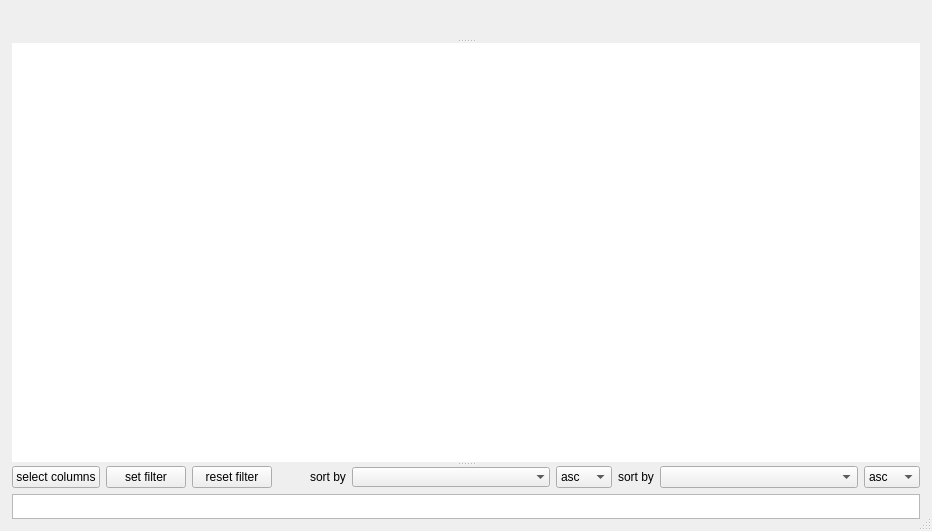
Old version of the form emzed/core/explorers/sqlite3_table_explorer.ui in the repository uweschmitt/emzed2.
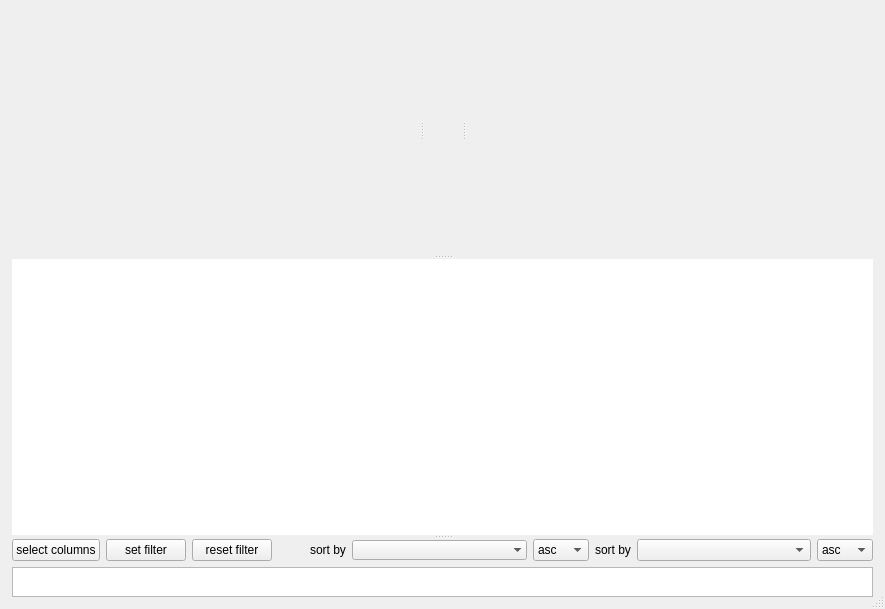
New version of the form. Custom widgets are drawn as their Qt base class.

Commit message: sqlite3 table explorer now shows chromatograms

```diff
--- a/emzed/core/explorers/sqlite3_table_explorer.ui
+++ b/emzed/core/explorers/sqlite3_table_explorer.ui
@@ -6,8 +6,8 @@
    <rect>
     <x>0</x>
     <y>0</y>
-    <width>932</width>
-    <height>531</height>
+    <width>885</width>
+    <height>609</height>
    </rect>
   </property>
   <property name="sizePolicy">
@@ -57,54 +57,68 @@
        <bool>true</bool>
       </property>
       <property name="sizePolicy">
-       <sizepolicy hsizetype="Preferred" vsizetype="Expanding">
+       <sizepolicy hsizetype="Preferred" vsizetype="Minimum">
         <horstretch>0</horstretch>
         <verstretch>1</verstretch>
        </sizepolicy>
       </property>
+      <property name="minimumSize">
+       <size>
+        <width>0</width>
+        <height>250</height>
+       </size>
+      </property>
+      <property name="maximumSize">
+       <size>
+        <width>16777215</width>
+        <height>16777215</height>
+       </size>
+      </property>
       <property name="frameShape">
        <enum>QFrame::NoFrame</enum>
       </property>
       <property name="frameShadow">
        <enum>QFrame::Raised</enum>
       </property>
-      <layout class="QHBoxLayout" name="horizontalLayout_2">
-       <property name="leftMargin">
-        <number>5</number>
-       </property>
-       <property name="topMargin">
-        <number>5</number>
-       </property>
-       <property name="rightMargin">
-        <number>5</number>
-       </property>
-       <property name="bottomMargin">
-        <number>5</number>
-       </property>
+      <layout class="QHBoxLayout" name="horizontalLayout">
        <item>
+        <widget class="QSplitter" name="splitter_2">
+         <property name="sizePolicy">
+          <sizepolicy hsizetype="Expanding" vsizetype="Preferred">
+           <horstretch>1</horstretch>
+           <verstretch>1</verstretch>
+          </sizepolicy>
+         </property>
+         <property name="orientation">
+          <enum>Qt::Horizontal</enum>
+         </property>
         <widget class="EicPlottingWidget" name="eic_plotter" native="true">
          <property name="sizePolicy">
           <sizepolicy hsizetype="Expanding" vsizetype="Minimum">
-           <horstretch>0</horstretch>
-           <verstretch>0</verstretch>
+            <horstretch>22</horstretch>
+            <verstretch>1</verstretch>
           </sizepolicy>
          </property>
          <property name="minimumSize">
           <size>
-           <width>0</width>
-           <height>0</height>
+            <width>100</width>
+            <height>100</height>
           </size>
          </property>
         </widget>
-       </item>
-       <item>
         <widget class="QFrame" name="frame">
          <property name="sizePolicy">
-          <sizepolicy hsizetype="Expanding" vsizetype="Minimum">
-           <horstretch>0</horstretch>
+           <sizepolicy hsizetype="Preferred" vsizetype="Minimum">
+            <horstretch>1</horstretch>
            <verstretch>1</verstretch>
           </sizepolicy>
          </property>
+          <property name="minimumSize">
+           <size>
+            <width>0</width>
+            <height>150</height>
+           </size>
+          </property>
          <property name="frameShape">
           <enum>QFrame::NoFrame</enum>
          </property>
@@ -112,6 +126,9 @@
           <enum>QFrame::Plain</enum>
          </property>
          <layout class="QVBoxLayout" name="verticalLayout_3">
+           <property name="sizeConstraint">
+            <enum>QLayout::SetMinimumSize</enum>
+           </property>
           <item>
            <widget class="IntegrationWidget" name="integration_widget" native="true">
             <property name="sizePolicy">
@@ -150,34 +167,52 @@
             </property>
            </widget>
           </item>
-         </layout>
-        </widget>
-       </item>
-       <item>
+           <item>
+            <spacer name="verticalSpacer">
+             <property name="orientation">
+              <enum>Qt::Vertical</enum>
+             </property>
+             <property name="sizeHint" stdset="0">
+              <size>
+               <width>20</width>
+               <height>0</height>
+              </size>
+             </property>
+            </spacer>
+           </item>
+          </layout>
+         </widget>
         <widget class="MzPlottingWidget" name="mz_plotter" native="true">
          <property name="sizePolicy">
           <sizepolicy hsizetype="Expanding" vsizetype="Minimum">
-           <horstretch>0</horstretch>
-           <verstretch>0</verstretch>
+            <horstretch>22</horstretch>
+            <verstretch>1</verstretch>
           </sizepolicy>
          </property>
          <property name="minimumSize">
           <size>
-           <width>0</width>
-           <height>0</height>
-          </size>
-         </property>
+            <width>100</width>
+            <height>100</height>
+           </size>
+          </property>
+         </widget>
         </widget>
        </item>
       </layout>
      </widget>
      <widget class="QTableView" name="table_view">
       <property name="sizePolicy">
-       <sizepolicy hsizetype="Expanding" vsizetype="Preferred">
+       <sizepolicy hsizetype="Expanding" vsizetype="MinimumExpanding">
         <horstretch>0</horstretch>
-        <verstretch>10</verstretch>
+        <verstretch>5</verstretch>
        </sizepolicy>
       </property>
+      <property name="minimumSize">
+       <size>
+        <width>0</width>
+        <height>0</height>
+       </size>
+      </property>
       <property name="locale">
        <locale language="English" country="UnitedStates"/>
       </property>
@@ -229,18 +264,24 @@
      </widget>
      <widget class="QFrame" name="buttons_frame">
       <property name="sizePolicy">
-       <sizepolicy hsizetype="Expanding" vsizetype="Preferred">
+       <sizepolicy hsizetype="Expanding" vsizetype="Minimum">
         <horstretch>0</horstretch>
-        <verstretch>1</verstretch>
+        <verstretch>0</verstretch>
        </sizepolicy>
       </property>
+      <property name="minimumSize">
+       <size>
+        <width>0</width>
+        <height>50</height>
+       </size>
+      </property>
       <property name="frameShape">
        <enum>QFrame::NoFrame</enum>
       </property>
       <property name="frameShadow">
        <enum>QFrame::Plain</enum>
       </property>
-      <layout class="QGridLayout" name="gridLayout">
+      <layout class="QGridLayout" name="gridLayout" rowstretch="1,0">
        <property name="leftMargin">
         <number>0</number>
        </property>
@@ -435,13 +476,13 @@
          <property name="minimumSize">
           <size>
            <width>0</width>
-           <height>25</height>
+           <height>30</height>
           </size>
          </property>
          <property name="maximumSize">
           <size>
            <width>16777215</width>
-           <height>16777</height>
+           <height>30</height>
           </size>
          </property>
          <property name="font">
```
Left out of the diff: 18 changed lines with no effect on the pictures. Lines whose indentation alone changed are shown as unchanged. The commit also changes 14 other files.
